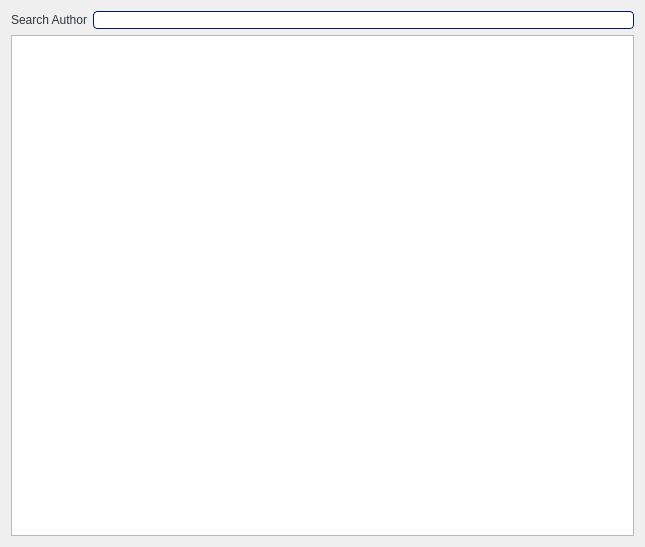
Old version of the form Library-Management-System-/library/Library/authorslist.ui in the repository nicki-choo/CS106-LibraryManagementSystem.
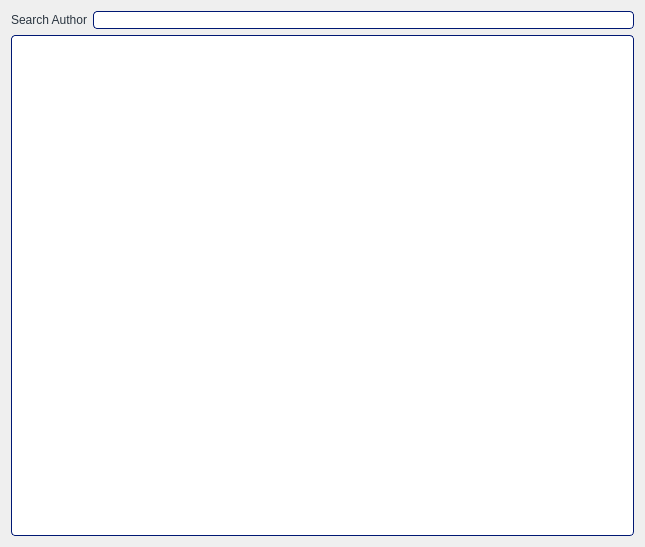
New version of the form.

```diff
--- a/Library-Management-System-/library/Library/authorslist.ui
+++ b/Library-Management-System-/library/Library/authorslist.ui
@@ -48,7 +48,7 @@
      <item>
       <widget class="QTableView" name="authorTableView">
        <property name="styleSheet">
-        <string notr="true">QHeaderView::section { background-color: rgb(255, 255, 255);
+        <string notr="true">QTableView { background-color: rgb(255, 255, 255);
 	 border: 1px  solid;
      border-radius: 4px;
 	border-color: #001873;
```
